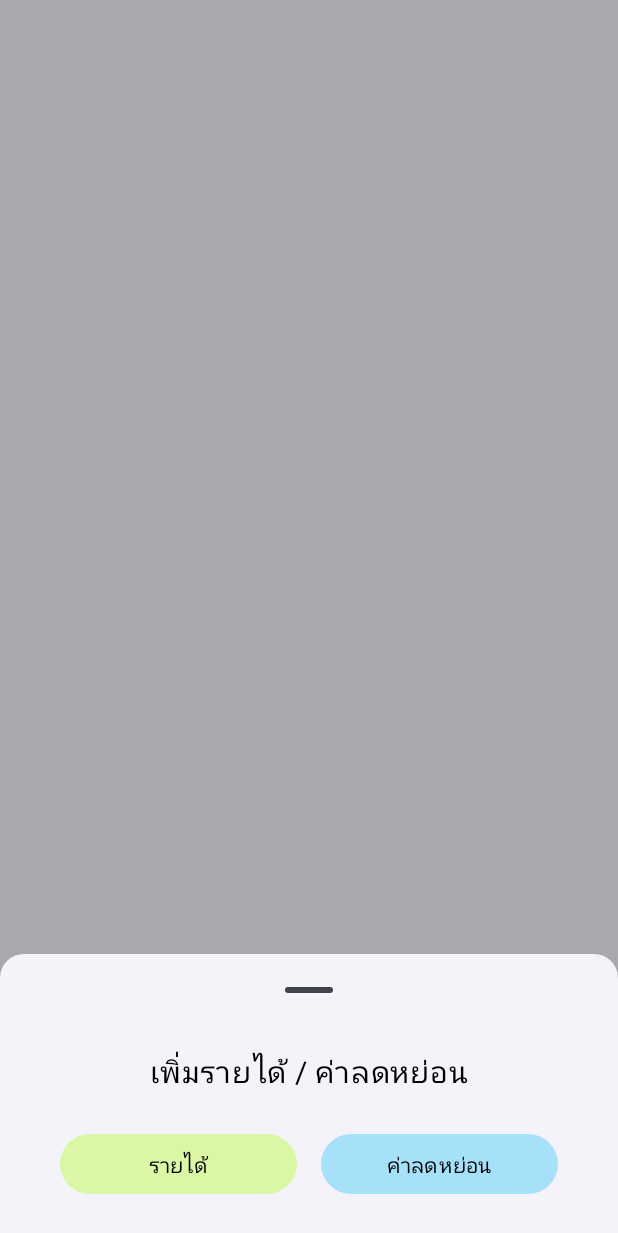
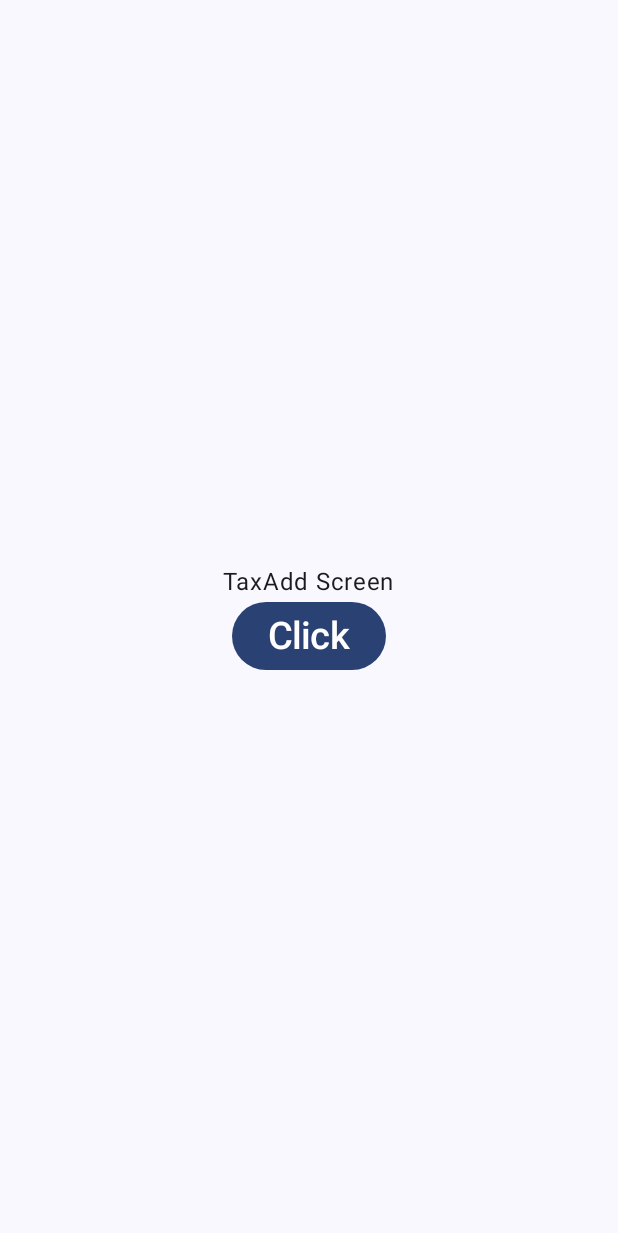
Before and after one commit to Anochaakimbo/PersonalTaxManagement-KotlinProject, an Android app built with Jetpack Compose: the composable TaxAddScreen shown on its own in the app's theme, on a phone screen of 412 x 824 dp. Shown: the top 1233 px of the screen. Run offline under Robolectric (Android 15) with nearby library versions, the phone set to English and light mode, and no system bars.

```diff
--- a/app/src/main/java/com/example/myproject/MainActivity.kt
+++ b/app/src/main/java/com/example/myproject/MainActivity.kt
@@ -47,7 +47,7 @@ import androidx.navigation.NavHostController
 import androidx.navigation.compose.rememberNavController
 import com.example.myproject.screen.NavGraph
 import com.example.myproject.screen.Screen
-import com.example.myproject.screen.TaxAddScreen
+import com.example.myproject.screen.TaxButtomSheet
 import com.example.myproject.ui.theme.MyProjectTheme
 import kotlinx.coroutines.launch
 
@@ -143,11 +143,9 @@ fun MyBottomBar(navController: NavHostController, contextForToast: Context) {
     }
 
     if (showBottomSheet) {
-        TaxAddScreen(onDismiss = { showBottomSheet = false })
+        TaxButtomSheet(onDismiss = { showBottomSheet = false })
     }
 }
-
-
 
 
 
--- a/app/src/main/java/com/example/myproject/screen/TaxAddScreen.kt
+++ b/app/src/main/java/com/example/myproject/screen/TaxAddScreen.kt
@@ -26,58 +26,22 @@ import androidx.compose.ui.unit.dp
 import androidx.compose.ui.unit.sp
 import kotlinx.coroutines.launch
 
-@OptIn(ExperimentalMaterial3Api::class)
 @Composable
-fun TaxAddScreen(onDismiss: () -> Unit) {
-    val sheetState = rememberModalBottomSheetState(
-        skipPartiallyExpanded = false
-    )
-    val coroutineScope = rememberCoroutineScope()
-
-    ModalBottomSheet(
-        onDismissRequest = {
-            coroutineScope.launch { sheetState.hide() }.invokeOnCompletion {
-                onDismiss()
-            }
-        },
-        sheetState = sheetState,
-        shape = RoundedCornerShape(topStart = 16.dp, topEnd = 16.dp)
-    ) {
-        Column(
-            modifier = Modifier
-                .fillMaxWidth()
-                .padding(16.dp),
-            horizontalAlignment = Alignment.CenterHorizontally,
-            verticalArrangement = Arrangement.Top
-        ) {
-            Text(text = "เพิ่มรายได้ / ค่าลดหย่อน", fontSize = 20.sp, color = Color.Black)
-            Spacer(modifier = Modifier.height(16.dp))
-
-            Row(
-                modifier = Modifier
-                    .fillMaxWidth()
-                    .padding(horizontal = 16.dp),
-                horizontalArrangement = Arrangement.SpaceBetween,
-                verticalAlignment = Alignment.CenterVertically
-            ) {
-                Button(
-                    onClick = { /* Handle เพิ่มรายได้ */ },
-                    modifier = Modifier.weight(1f).padding(8.dp),
-                    colors = ButtonDefaults.buttonColors(containerColor = Color(0xFFDAF7A6))
-                ) {
-                    Text("รายได้", color = Color.Black)
-                }
-
-                Button(
-                    onClick = { /* Handle ค่าลดหย่อน */ },
-                    modifier = Modifier.weight(1f).padding(8.dp),
-                    colors = ButtonDefaults.buttonColors(containerColor = Color(0xFFA6E1FA))
-                ) {
-                    Text("ค่าลดหย่อน", color = Color.Black)
-                }
-                Spacer(modifier = Modifier.height(16.dp))
-
-            }
+fun TaxAddScreen(){
+    val contextForToast = LocalContext.current.applicationContext
+    Column(
+        modifier = Modifier.fillMaxSize(),
+        horizontalAlignment = Alignment.CenterHorizontally,
+        verticalArrangement = Arrangement.Center
+    ){
+        Text(
+            text = "TaxAdd Screen"
+        )
+        Button(
+            onClick = {
+                Toast.makeText(contextForToast,"TaxAdd", Toast.LENGTH_SHORT).show()
+            }){
+            Text(text = "Click", fontSize = 25.sp)
         }
     }
 }
```
Also changed, not shown: app/src/main/java/com/example/myproject/screen/TaxButtomSheet.kt (added, +83 -0 lines).
